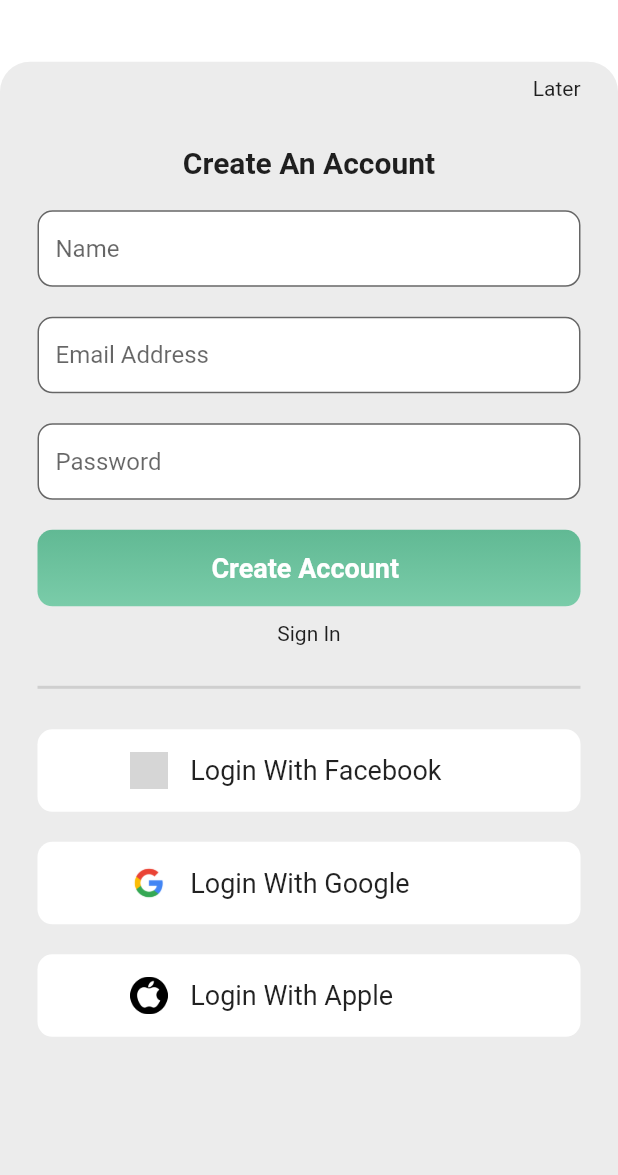
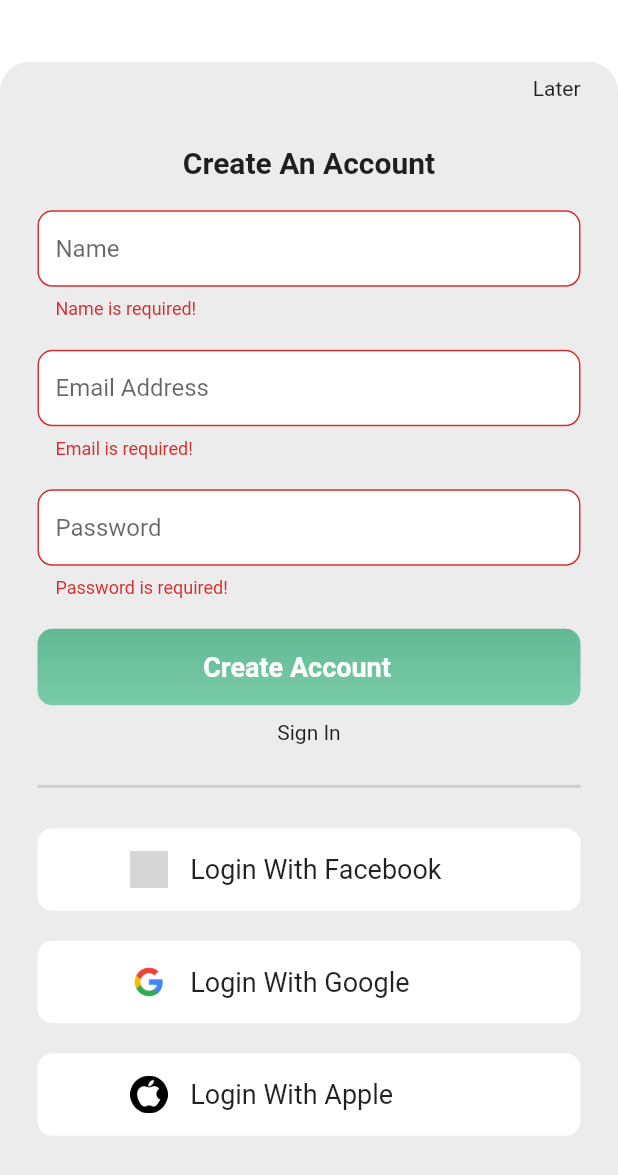
Before and after one commit to DemonKING073/theGreenManual, a Flutter app: the RegisterScreen screen opened by its route, after a tap on "Create Account", on a phone screen of 412 x 824 dp. Shown: the top 1175 px of the screen. Run offline on Flutter 3.47's test engine with Material 2 defaults, Android fonts, the phone set to English and light mode, and no system bars; drawn by our look-alikes of oktoast; our stand-ins replace dio, firebase_auth, firebase_core, get_storage; accounts and stored records are empty; grey boxes are pictures that could not be loaded.

Commit message:
register api added && firebase added

```diff
--- a/lib/main.dart
+++ b/lib/main.dart
@@ -1,5 +1,7 @@
+import 'package:firebase_core/firebase_core.dart';
 import 'package:flutter/material.dart';
 import 'package:get_storage/get_storage.dart';
+import 'package:oktoast/oktoast.dart';
 import 'package:provider/provider.dart';
 import 'package:the_green_manual/core/states/main_state.dart';
 import 'package:the_green_manual/modules/onbording_modules/add_and_manage/add_and_manage_screen.dart';
@@ -15,7 +17,9 @@
 import 'package:the_green_manual/modules/welcome_module/welcome_screen.dart';
 
 void main() async {
+  WidgetsFlutterBinding.ensureInitialized();
   await GetStorage.init();
+  await Firebase.initializeApp();
   runApp(const TheGreenManual());
 }
 
@@ -26,7 +30,8 @@
 
   @override
   Widget build(BuildContext context) {
-    return ChangeNotifierProvider(
+    return OKToast(
+      child: ChangeNotifierProvider(
         create: (_) => MainState(),
         child: MaterialApp(
           navigatorKey: navigatorKey,
@@ -54,6 +59,7 @@
             '/terms_condition': (context) => TermsAndCondition(),
           },
         ),
+      ),
     );
   }
 }
--- a/lib/modules/register_module/register_screen.dart
+++ b/lib/modules/register_module/register_screen.dart
@@ -1,5 +1,6 @@
 import 'package:flutter/material.dart';
 import 'package:provider/provider.dart';
+import 'package:the_green_manual/common/ui/ui_helpers.dart';
 import 'package:the_green_manual/constants/constant.dart';
 import 'package:the_green_manual/constants/helper.dart';
 import 'package:the_green_manual/modules/register_module/register_state.dart';
@@ -35,6 +36,8 @@ class RegisterScreen extends StatelessWidget {
                   borderRadius: const BorderRadius.only(
                       topLeft: Radius.circular(20),
                       topRight: Radius.circular(20))),
+              child: Form(
+                key: state.formKey,
                 child: ListView(
                   children: [
                     Row(
@@ -48,7 +51,8 @@ class RegisterScreen extends StatelessWidget {
                     const Center(
                         child: Text(
                       'Create An Account',
-                    style: TextStyle(fontSize: 20, fontWeight: FontWeight.w600),
+                      style:
+                          TextStyle(fontSize: 20, fontWeight: FontWeight.w600),
                     )),
                     LSizedBox(),
                     TextFormField(
@@ -62,7 +66,15 @@ class RegisterScreen extends StatelessWidget {
                             borderRadius: BorderRadius.circular(10)),
                         focusedBorder: OutlineInputBorder(
                           borderSide: BorderSide(color: primaryColor),
-                            borderRadius: BorderRadius.circular(10))),
+                          borderRadius: BorderRadius.circular(10),
+                        ),
+                      ),
+                      validator: (value) {
+                        if (value == null || value.isEmpty) {
+                          return "Name is required!";
+                        }
+                        return null;
+                      },
                     ),
                     LSizedBox(),
                     TextFormField(
@@ -76,7 +88,15 @@ class RegisterScreen extends StatelessWidget {
                             borderRadius: BorderRadius.circular(10)),
                         focusedBorder: OutlineInputBorder(
                           borderSide: BorderSide(color: primaryColor),
-                            borderRadius: BorderRadius.circular(10))),
+                          borderRadius: BorderRadius.circular(10),
+                        ),
+                      ),
+                      validator: (value) {
+                        if (value == null || value.isEmpty) {
+                          return "Email is required!";
+                        }
+                        return null;
+                      },
                     ),
                     LSizedBox(),
                     TextFormField(
@@ -90,7 +110,19 @@ class RegisterScreen extends StatelessWidget {
                             borderRadius: BorderRadius.circular(10)),
                         focusedBorder: OutlineInputBorder(
                           borderSide: BorderSide(color: primaryColor),
-                            borderRadius: BorderRadius.circular(10))),
+                          borderRadius: BorderRadius.circular(10),
+                        ),
+                      ),
+                      validator: (value) {
+                        RegExp regex = RegExp(
+                            r'^(?=.*?[A-Z])(?=.*?[a-z])(?=.*?[0-9])(?=.*?[!@#\$&*~]).{8,}$');
+                        if (value == null || value.isEmpty) {
+                          return "Password is required!";
+                        } else if (!regex.hasMatch(value)) {
+                          return "Please provide strong password!";
+                        }
+                        return null;
+                      },
                     ),
                     LSizedBox(),
                     // Button(
@@ -98,7 +130,7 @@ class RegisterScreen extends StatelessWidget {
                     //   onTap: onBtnTap,
                     // ),
                     InkWell(
-                    onTap: state.isButtonPressed
+                      onTap: state.submitLoading
                           ? null
                           : () {
                               state.createAccount(context);
@@ -106,7 +138,7 @@ class RegisterScreen extends StatelessWidget {
                       child: Container(
                         decoration: BoxDecoration(
                           borderRadius: BorderRadius.circular(10),
-                        gradient: state.isButtonPressed
+                          gradient: state.submitLoading
                               ? LinearGradient(
                                   colors: [
                                       primaryColor.withOpacity(0.5),
@@ -115,7 +147,10 @@ class RegisterScreen extends StatelessWidget {
                                   begin: Alignment.topCenter,
                                   end: Alignment.bottomCenter)
                               : LinearGradient(
-                                colors: [primaryColor, const Color(0xff7ACCA9)],
+                                  colors: [
+                                      primaryColor,
+                                      const Color(0xff7ACCA9)
+                                    ],
                                   begin: Alignment.topCenter,
                                   end: Alignment.bottomCenter),
                         ),
@@ -131,10 +166,8 @@ class RegisterScreen extends StatelessWidget {
                                   fontSize: 18,
                                   fontWeight: FontWeight.w600),
                             ),
-                          const SizedBox(
-                            width: 5,
-                          ),
-                          if (state.isButtonPressed)
+                            mWidthSpan,
+                            if (state.submitLoading)
                               const SizedBox(
                                 height: 25,
                                 width: 25,
@@ -172,6 +205,7 @@ class RegisterScreen extends StatelessWidget {
                   ],
                 ),
               ),
+            ),
           )
         ],
       ),
--- a/lib/modules/register_module/register_state.dart
+++ b/lib/modules/register_module/register_state.dart
@@ -1,7 +1,11 @@
 import 'package:dio/dio.dart';
+import 'package:firebase_auth/firebase_auth.dart';
+import 'package:firebase_core/firebase_core.dart';
 import 'package:flutter/material.dart';
+
 import 'package:get_storage/get_storage.dart';
-import 'package:the_green_manual/constants/constant.dart';
+import 'package:the_green_manual/core/services/toast_service.dart';
+
 import 'package:the_green_manual/core/states/base_state.dart';
 
 class RegisterState extends BaseState {
@@ -25,26 +29,28 @@ class RegisterState extends BaseState {
     notifyListeners();
   }
 
-  bool isButtonPressed = false;
+  bool submitLoading = false;
+  setSubmitLoading(val) {
+    submitLoading = val;
+    notifyListeners();
+  }
 
   final tokenInstance = GetStorage();
+  final formKey = GlobalKey<FormState>();
 
   createAccount(context) async {
-    isButtonPressed = true;
-    notifyListeners();
-    var data = {"name": name, "email": email, "password": password};
-    try {
-      var response =
-          await dio.post('$url/api/v1/auth/register-client', data: data);
-      // print(response);
-      tokenInstance.write('accessToken', response.data['token']);
-      Navigator.pushNamedAndRemoveUntil(
-          context, '/terms_condition', (route) => false);
-    } on DioError catch (e) {
-      // print(e.response);
-      // showToast('Some Error Occured');
+    final firebaseInstance = FirebaseAuth.instance;
+
+    setSubmitLoading(true);
+    if (formKey.currentState!.validate()) {
+      try {
+        await firebaseInstance.createUserWithEmailAndPassword(
+            email: email!, password: password!);
+        ToastService().s("Registration Successfull!");
+      } on FirebaseAuthException catch (e) {
+        ToastService().e(e.message ?? "Error");
+      }
     }
-    isButtonPressed = false;
-    notifyListeners();
+    setSubmitLoading(false);
   }
 }
--- a/lib/modules/splash_module/splash_state.dart
+++ b/lib/modules/splash_module/splash_state.dart
@@ -20,7 +20,7 @@ class SplashState extends BaseState {
         LocalStorageService().read(LocalStorageKeys.isFirstTime);
     if (isFirstTime == null) {
       Future.delayed(
-        const Duration(milliseconds: 1800),
+        const Duration(seconds: 2),
         () {
           navigatorKey.currentState!.pushNamed('/add_manage');
         },
@@ -28,7 +28,7 @@ class SplashState extends BaseState {
     } else {
       if (token == null) {
         Future.delayed(
-          const Duration(microseconds: 1800),
+          const Duration(seconds: 2),
           () {
             navigatorKey.currentState!
                 .pushNamedAndRemoveUntil('/register', (route) => false);
--- a/lib/modules/welcome_module/welcome_screen.dart
+++ b/lib/modules/welcome_module/welcome_screen.dart
@@ -1,4 +1,5 @@
 import 'package:flutter/material.dart';
+import 'package:the_green_manual/core/services/local_storage_services.dart';
 import 'package:the_green_manual/main.dart';
 
 import '../../../constants/constant.dart';
@@ -12,6 +13,7 @@ class Welcome extends StatelessWidget {
   @override
   Widget build(BuildContext context) {
     onTap() {
+      LocalStorageService().write(LocalStorageKeys.isFirstTime, "yes");
       navigatorKey.currentState!
           .pushNamedAndRemoveUntil('/register', (route) => false);
     }
--- a/pubspec.yaml
+++ b/pubspec.yaml
@@ -38,6 +38,8 @@ dependencies:
   get_storage: ^2.0.3
   dio: ^4.0.6
   oktoast: ^3.2.0
+  firebase_core: ^1.20.1
+  firebase_auth: ^3.6.3
 
 dev_dependencies:
   flutter_test:
```
Also changed, not shown: pubspec.lock, 3 other files. Lines whose indentation alone changed are shown as unchanged.
